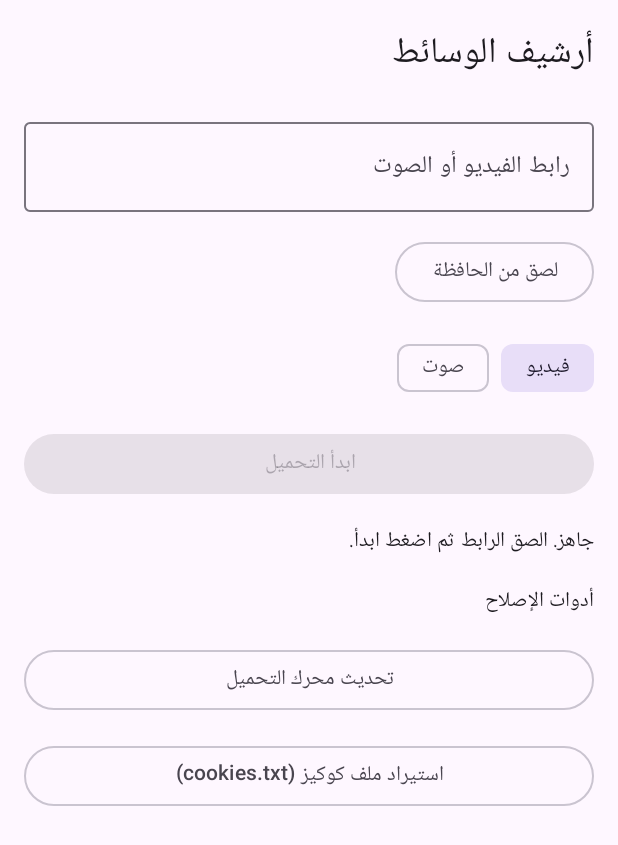
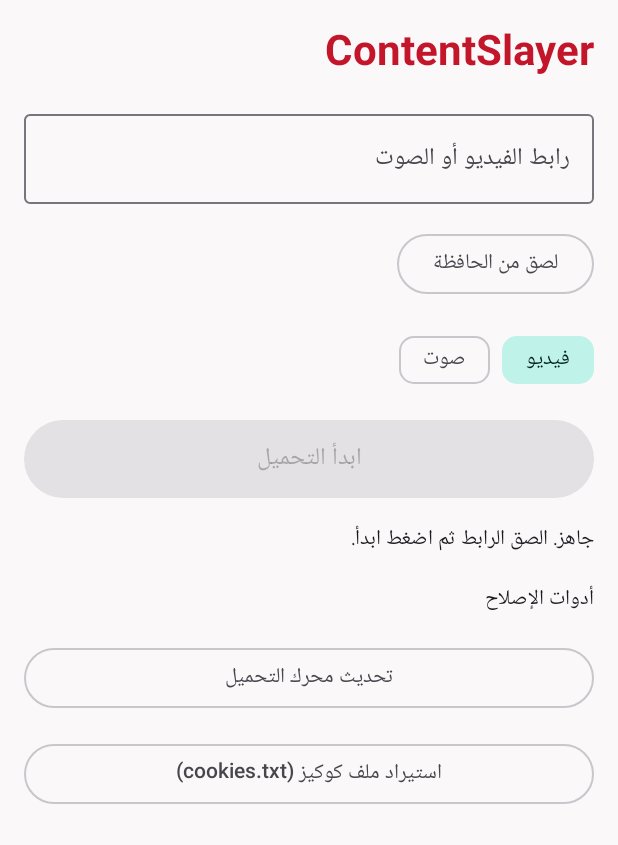
Before and after one commit to amrovich1/MediaArchiver, an Android app built with Jetpack Compose: the screen it shows after launch (MainActivity), on a phone screen of 412 x 824 dp. Shown: the top 845 px of the screen. Run offline under Robolectric (Android 15) with nearby library versions, the phone set to English and light mode, and no system bars; libraries missing offline, so code that uses them is left out: com.yausername.ffmpeg, com.yausername.youtubedl_android.

Commit message:
Update MainActivity.kt

```diff
--- a/app/src/main/java/com/mediaarchiver/MainActivity.kt
+++ b/app/src/main/java/com/mediaarchiver/MainActivity.kt
@@ -10,12 +10,12 @@ import androidx.activity.compose.rememberLauncherForActivityResult
 import androidx.activity.compose.setContent
 import androidx.activity.enableEdgeToEdge
 import androidx.activity.result.contract.ActivityResultContracts
-import androidx.compose.foundation.isSystemInDarkTheme
 import androidx.compose.foundation.layout.Arrangement
 import androidx.compose.foundation.layout.Column
 import androidx.compose.foundation.layout.Row
 import androidx.compose.foundation.layout.fillMaxSize
 import androidx.compose.foundation.layout.fillMaxWidth
+import androidx.compose.foundation.layout.height
 import androidx.compose.foundation.layout.padding
 import androidx.compose.foundation.layout.systemBarsPadding
 import androidx.compose.foundation.rememberScrollState
@@ -28,10 +28,7 @@ import androidx.compose.material3.OutlinedButton
 import androidx.compose.material3.OutlinedTextField
 import androidx.compose.material3.Surface
 import androidx.compose.material3.Text
-import androidx.compose.material3.darkColorScheme
-import androidx.compose.material3.lightColorScheme
 import androidx.compose.runtime.Composable
-import androidx.compose.runtime.CompositionLocalProvider
 import androidx.compose.runtime.LaunchedEffect
 import androidx.compose.runtime.MutableState
 import androidx.compose.runtime.collectAsState
@@ -44,8 +41,7 @@ import androidx.compose.runtime.setValue
 import androidx.compose.ui.Modifier
 import androidx.compose.ui.platform.LocalClipboardManager
 import androidx.compose.ui.platform.LocalContext
-import androidx.compose.ui.platform.LocalLayoutDirection
-import androidx.compose.ui.unit.LayoutDirection
+import androidx.compose.ui.res.stringResource
 import androidx.compose.ui.unit.dp
 import androidx.core.content.ContextCompat
 import kotlinx.coroutines.Dispatchers
@@ -109,12 +105,12 @@ class MainActivity : ComponentActivity() {
 
 @Composable
 fun AppRoot(sharedUrl: MutableState<String?>) {
-    val dark = isSystemInDarkTheme()
-    CompositionLocalProvider(LocalLayoutDirection provides LayoutDirection.Rtl) {
-        MaterialTheme(colorScheme = if (dark) darkColorScheme() else lightColorScheme()) {
-            Surface(modifier = Modifier.fillMaxSize()) {
-                MainScreen(sharedUrl)
-            }
+    ContentSlayerTheme {
+        Surface(
+            modifier = Modifier.fillMaxSize(),
+            color = MaterialTheme.colorScheme.background
+        ) {
+            MainScreen(sharedUrl)
         }
     }
 }
@@ -167,8 +163,9 @@ fun MainScreen(sharedUrl: MutableState<String?>) {
         verticalArrangement = Arrangement.spacedBy(16.dp)
     ) {
         Text(
-            text = "أرشيف الوسائط",
-            style = MaterialTheme.typography.headlineSmall
+            text = stringResource(R.string.app_name),
+            style = MaterialTheme.typography.headlineMedium,
+            color = MaterialTheme.colorScheme.primary
         )
 
         OutlinedTextField(
@@ -217,9 +214,11 @@ fun MainScreen(sharedUrl: MutableState<String?>) {
                 }
             },
             enabled = !locked && url.isNotBlank(),
-            modifier = Modifier.fillMaxWidth()
+            modifier = Modifier
+                .fillMaxWidth()
+                .height(52.dp)
         ) {
-            Text("ابدأ التحميل")
+            Text("ابدأ التحميل", style = MaterialTheme.typography.titleMedium)
         }
 
         if (busy) {
```
